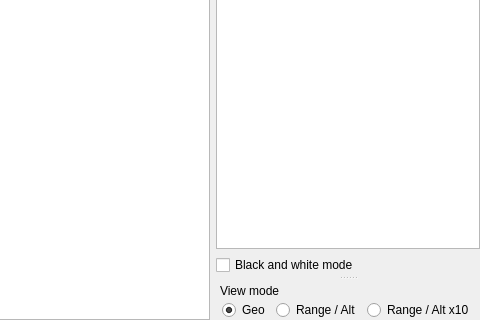
Before: the Qt Designer form appwindow.ui in sky349/analyzer, drawn with Qt 5; both pictures show x 342 to 822 and y 380 to 700 of the 822 by 700 pixel window.
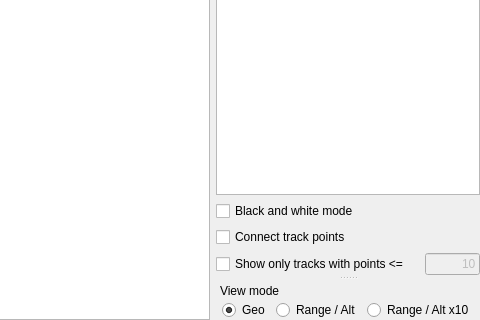
After: the same form once the commit is applied. Custom widgets are drawn as their Qt base class.

Commit message: + track lines, A/C resolution

Diff of the .ui file:
```diff
--- a/appwindow.ui
+++ b/appwindow.ui
@@ -535,6 +535,49 @@
        </property>
       </widget>
      </item>
+     <item>
+      <widget class="QCheckBox" name="connectTracks_chk">
+       <property name="text">
+        <string>Connect track points</string>
+       </property>
+       <property name="checked">
+        <bool>false</bool>
+       </property>
+      </widget>
+     </item>
+     <item>
+      <layout class="QHBoxLayout" name="horizontalLayout_trackPointLimit">
+       <item>
+        <widget class="QCheckBox" name="shortTracks_chk">
+         <property name="text">
+          <string>Show only tracks with points &lt;=</string>
+         </property>
+        </widget>
+       </item>
+       <item>
+        <widget class="QLineEdit" name="shortTracksLimit_edit">
+         <property name="enabled">
+          <bool>false</bool>
+         </property>
+         <property name="maximumSize">
+          <size>
+           <width>55</width>
+           <height>16777215</height>
+          </size>
+         </property>
+         <property name="maxLength">
+          <number>9</number>
+         </property>
+         <property name="text">
+          <string>10</string>
+         </property>
+         <property name="alignment">
+          <set>Qt::AlignRight|Qt::AlignTrailing|Qt::AlignVCenter</set>
+         </property>
+        </widget>
+       </item>
+      </layout>
+     </item>
     </layout>
    </widget>
   </widget>
```
The commit also changes 14 other files.
